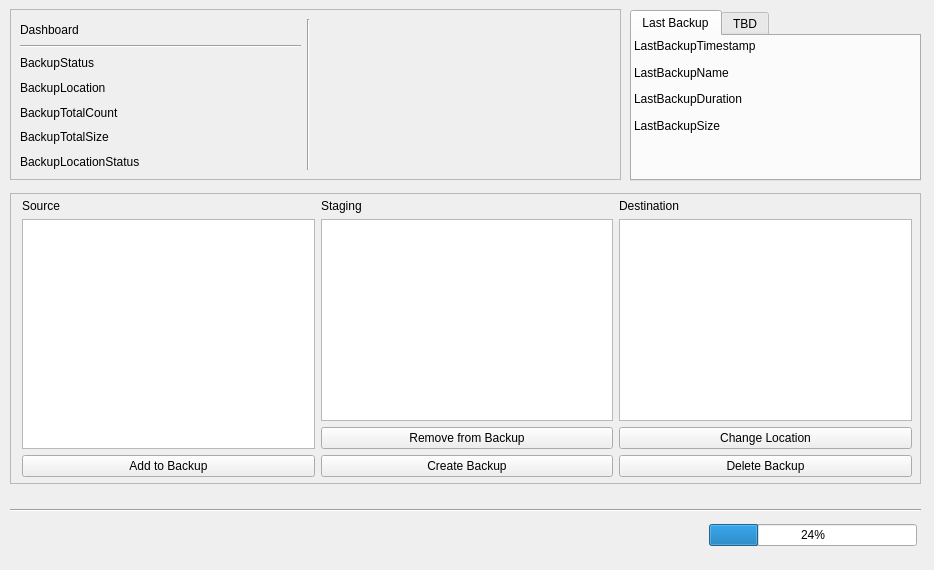
Before: the Qt Designer form ui/mainwindow/mainwindow.ui in shawn-sss/backtrack, drawn with Qt 5.
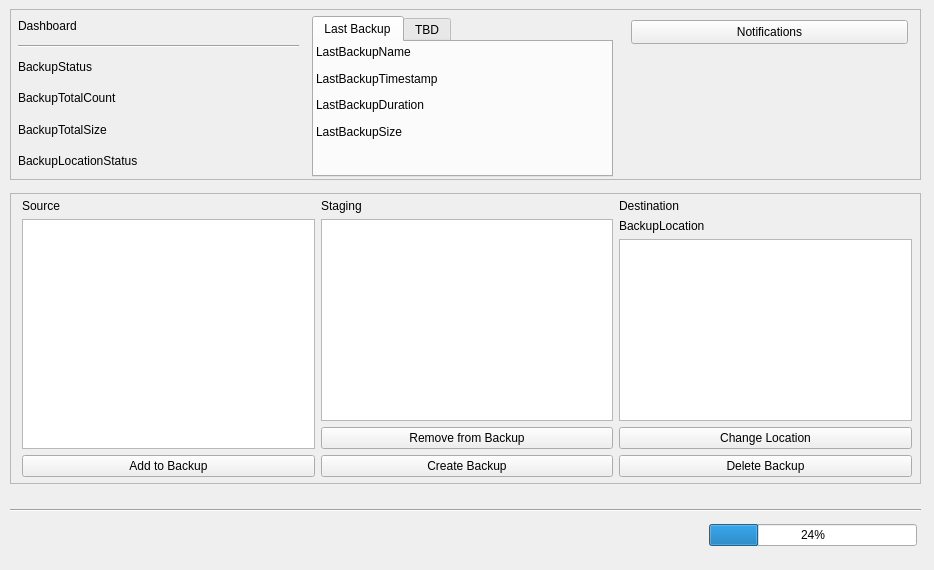
After: the same form once the commit is applied.

Commit message: Add notification feature, code cleanup

What changed in the file:
```diff
--- a/ui/mainwindow/mainwindow.ui
+++ b/ui/mainwindow/mainwindow.ui
@@ -104,6 +104,13 @@
           </property>
          </widget>
         </item>
+        <item>
+         <widget class="QLabel" name="BackupLocationLabel">
+          <property name="text">
+           <string>BackupLocation</string>
+          </property>
+         </widget>
+        </item>
         <item>
          <widget class="QTreeView" name="BackupDestinationView"/>
         </item>
@@ -126,87 +133,6 @@
      </layout>
     </widget>
    </widget>
-   <widget class="QTabWidget" name="DetailsTabWidget">
-    <property name="geometry">
-     <rect>
-      <x>630</x>
-      <y>10</y>
-      <width>291</width>
-      <height>171</height>
-     </rect>
-    </property>
-    <property name="currentIndex">
-     <number>0</number>
-    </property>
-    <widget class="QWidget" name="LastBackup">
-     <attribute name="title">
-      <string>Last Backup</string>
-     </attribute>
-     <widget class="QWidget" name="layoutWidget">
-      <property name="geometry">
-       <rect>
-        <x>-1</x>
-        <y>-1</y>
-        <width>291</width>
-        <height>101</height>
-       </rect>
-      </property>
-      <layout class="QVBoxLayout" name="LastBackupLayout">
-       <property name="leftMargin">
-        <number>3</number>
-       </property>
-       <item>
-        <widget class="QLabel" name="LastBackupTimestampLabel">
-         <property name="text">
-          <string>LastBackupTimestamp</string>
-         </property>
-        </widget>
-       </item>
-       <item>
-        <widget class="QLabel" name="LastBackupNameLabel">
-         <property name="text">
-          <string>LastBackupName</string>
-         </property>
-        </widget>
-       </item>
-       <item>
-        <widget class="QLabel" name="LastBackupDurationLabel">
-         <property name="text">
-          <string>LastBackupDuration</string>
-         </property>
-        </widget>
-       </item>
-       <item>
-        <widget class="QLabel" name="LastBackupSizeLabel">
-         <property name="text">
-          <string>LastBackupSize</string>
-         </property>
-        </widget>
-       </item>
-      </layout>
-     </widget>
-    </widget>
-    <widget class="QWidget" name="TBD">
-     <attribute name="title">
-      <string>TBD</string>
-     </attribute>
-     <widget class="QWidget" name="layoutWidget_2">
-      <property name="geometry">
-       <rect>
-        <x>0</x>
-        <y>0</y>
-        <width>291</width>
-        <height>106</height>
-       </rect>
-      </property>
-      <layout class="QVBoxLayout" name="BackupStatusLayout">
-       <property name="leftMargin">
-        <number>3</number>
-       </property>
-      </layout>
-     </widget>
-    </widget>
-   </widget>
    <widget class="QWidget" name="layoutWidget">
     <property name="geometry">
      <rect>
@@ -251,7 +177,7 @@
      <rect>
       <x>10</x>
       <y>9</y>
-      <width>611</width>
+      <width>911</width>
       <height>171</height>
      </rect>
     </property>
@@ -264,10 +190,10 @@
     <widget class="QWidget" name="horizontalLayoutWidget">
      <property name="geometry">
       <rect>
-       <x>10</x>
-       <y>11</y>
+       <x>8</x>
+       <y>4</y>
        <width>281</width>
-       <height>151</height>
+       <height>161</height>
       </rect>
      </property>
      <layout class="QHBoxLayout" name="testlayout">
@@ -294,13 +220,6 @@
           </property>
          </widget>
         </item>
-        <item>
-         <widget class="QLabel" name="BackupLocationLabel">
-          <property name="text">
-           <string>BackupLocation</string>
-          </property>
-         </widget>
-        </item>
         <item>
          <widget class="QLabel" name="BackupTotalCountLabel">
           <property name="text">
@@ -326,19 +245,100 @@
       </item>
      </layout>
     </widget>
-    <widget class="Line" name="line_3">
+    <widget class="QPushButton" name="NotificationButton">
      <property name="geometry">
       <rect>
-       <x>288</x>
-       <y>10</y>
-       <width>20</width>
-       <height>151</height>
+       <x>621</x>
+       <y>11</y>
+       <width>277</width>
+       <height>24</height>
       </rect>
      </property>
-     <property name="orientation">
-      <enum>Qt::Orientation::Vertical</enum>
+     <property name="text">
+      <string>Notifications</string>
      </property>
     </widget>
+    <widget class="QTabWidget" name="DetailsTabWidget">
+     <property name="geometry">
+      <rect>
+       <x>302</x>
+       <y>7</y>
+       <width>301</width>
+       <height>161</height>
+      </rect>
+     </property>
+     <property name="currentIndex">
+      <number>0</number>
+     </property>
+     <widget class="QWidget" name="LastBackup">
+      <attribute name="title">
+       <string>Last Backup</string>
+      </attribute>
+      <widget class="QWidget" name="layoutWidget">
+       <property name="geometry">
+        <rect>
+         <x>-1</x>
+         <y>-1</y>
+         <width>291</width>
+         <height>101</height>
+        </rect>
+       </property>
+       <layout class="QVBoxLayout" name="LastBackupLayout">
+        <property name="leftMargin">
+         <number>3</number>
+        </property>
+        <item>
+         <widget class="QLabel" name="LastBackupNameLabel">
+          <property name="text">
+           <string>LastBackupName</string>
+          </property>
+         </widget>
+        </item>
+        <item>
+         <widget class="QLabel" name="LastBackupTimestampLabel">
+          <property name="text">
+           <string>LastBackupTimestamp</string>
+          </property>
+         </widget>
+        </item>
+        <item>
+         <widget class="QLabel" name="LastBackupDurationLabel">
+          <property name="text">
+           <string>LastBackupDuration</string>
+          </property>
+         </widget>
+        </item>
+        <item>
+         <widget class="QLabel" name="LastBackupSizeLabel">
+          <property name="text">
+           <string>LastBackupSize</string>
+          </property>
+         </widget>
+        </item>
+       </layout>
+      </widget>
+     </widget>
+     <widget class="QWidget" name="TBD">
+      <attribute name="title">
+       <string>TBD</string>
+      </attribute>
+      <widget class="QWidget" name="layoutWidget_2">
+       <property name="geometry">
+        <rect>
+         <x>0</x>
+         <y>0</y>
+         <width>291</width>
+         <height>106</height>
+        </rect>
+       </property>
+       <layout class="QVBoxLayout" name="BackupStatusLayout">
+        <property name="leftMargin">
+         <number>3</number>
+        </property>
+       </layout>
+      </widget>
+     </widget>
+    </widget>
    </widget>
   </widget>
   <action name="actionOpenSettings">
```
Left out of the diff: 8 changed lines with no effect on the pictures. The commit also changes 31 other files.
